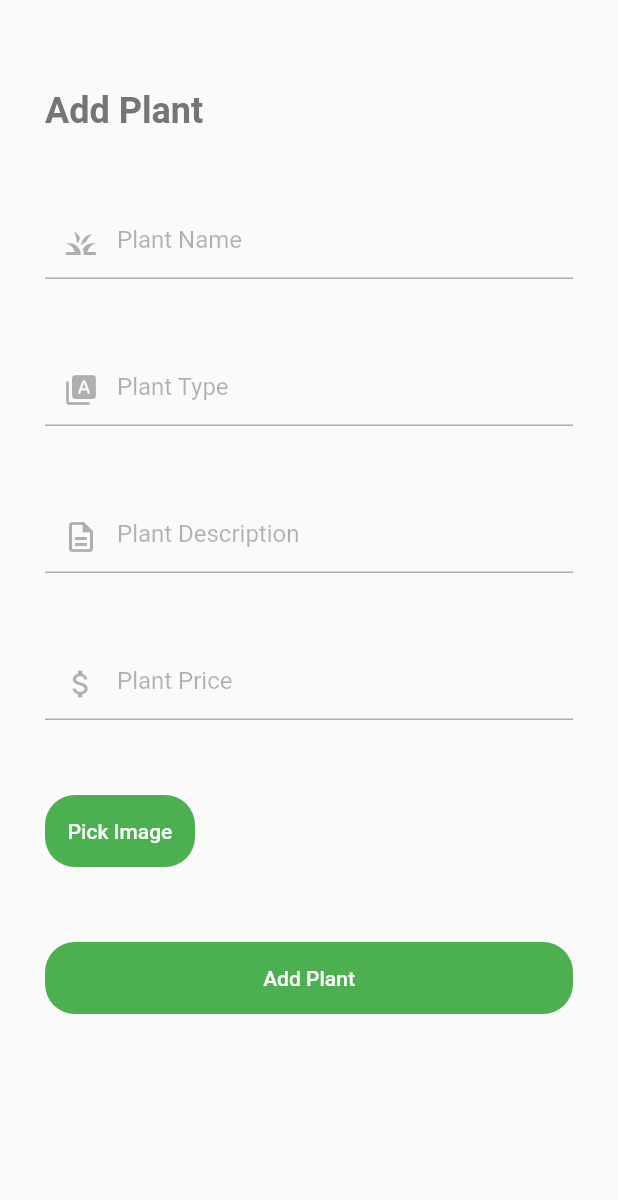
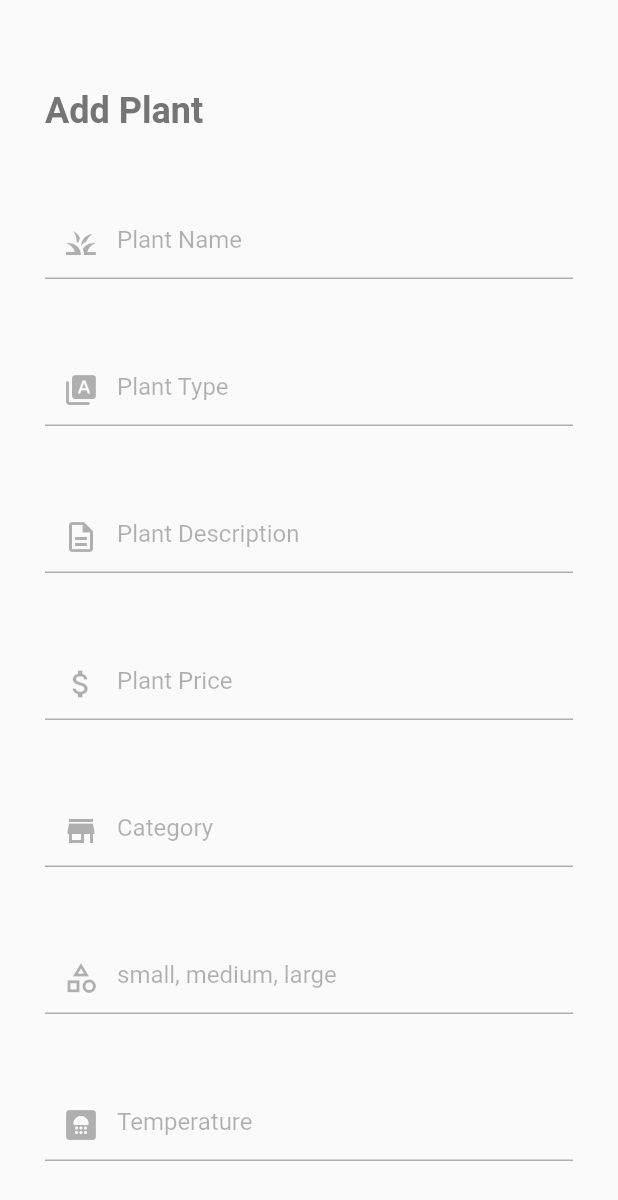
Before and after one commit to Aswin-S25/plants, a Flutter app: the AddPlant screen opened directly, on a phone screen of 412 x 824 dp. Shown: the top 1200 px of the screen. Run offline on Flutter 3.47's test engine with Material 2 defaults, Android fonts, the phone set to English and light mode, and no system bars; our stand-ins replace animated_bottom_navigation_bar, cloud_firestore, firebase_auth, firebase_core, firebase_storage, image_picker and 1 more; accounts and stored records are empty.

```diff
--- a/lib/models/plants.dart
+++ b/lib/models/plants.dart
@@ -1,5 +1,14 @@
+import 'dart:developer';
+
+import 'package:cloud_firestore/cloud_firestore.dart';
+import 'package:flutter/material.dart';
+import 'package:page_transition/page_transition.dart';
+import 'package:plant/ui/screens/widgets/plant_widget.dart';
+
+import '../ui/screens/detail_page.dart';
+
 class Plant {
-  final int plantId;
+  late  int plantId;
   final int price;
   final String size;
   final double rating;
@@ -9,11 +18,11 @@ class Plant {
   final String plantName;
   final String imageURL;
   bool isFavorated;
-  final String decription;
+  final String description;
   bool isSelected;
 
-  Plant(
-      {required this.plantId,
+  Plant({
+    required this.plantId,
     required this.price,
     required this.category,
     required this.plantName,
@@ -23,10 +32,10 @@ class Plant {
     required this.temperature,
     required this.imageURL,
     required this.isFavorated,
-        required this.decription,
-        required this.isSelected});
+    required this.description,
+    required this.isSelected,
+  });
 
-  //List of Plants data
   static List<Plant> plantList = [
     Plant(
         plantId: 0,
@@ -37,9 +46,10 @@ class Plant {
         rating: 4.5,
         humidity: 34,
         temperature: '23 - 34',
-        imageURL: 'assets/images/plant-one.png',
+        imageURL:
+            'https://firebasestorage.googleapis.com/v0/b/plant-flutter.appspot.com/o/plants%2F07d05863-5a2f-4bdf-8532-5a888c9c97c2?alt=media&token=12fd70c9-8815-4596-9500-20640518410c',
         isFavorated: true,
-        decription:
+        description:
             'This plant is one of the best plant. It grows in most of the regions in the world and can survive'
             'even the harshest weather condition.',
         isSelected: false),
@@ -52,9 +62,10 @@ class Plant {
         rating: 4.8,
         humidity: 56,
         temperature: '19 - 22',
-        imageURL: 'assets/images/plant-two.png',
+        imageURL:
+            'https://firebasestorage.googleapis.com/v0/b/plant-flutter.appspot.com/o/plants%2F07d05863-5a2f-4bdf-8532-5a888c9c97c2?alt=media&token=12fd70c9-8815-4596-9500-20640518410c',
         isFavorated: false,
-        decription:
+        description:
             'This plant is one of the best plant. It grows in most of the regions in the world and can survive'
             'even the harshest weather condition.',
         isSelected: false),
@@ -67,9 +78,10 @@ class Plant {
         rating: 4.7,
         humidity: 34,
         temperature: '22 - 25',
-        imageURL: 'assets/images/plant-three.png',
+        imageURL:
+            'https://firebasestorage.googleapis.com/v0/b/plant-flutter.appspot.com/o/plants%2F07d05863-5a2f-4bdf-8532-5a888c9c97c2?alt=media&token=12fd70c9-8815-4596-9500-20640518410c',
         isFavorated: false,
-        decription:
+        description:
             'This plant is one of the best plant. It grows in most of the regions in the world and can survive'
             'even the harshest weather condition.',
         isSelected: false),
@@ -82,9 +94,10 @@ class Plant {
         rating: 4.5,
         humidity: 35,
         temperature: '23 - 28',
-        imageURL: 'assets/images/plant-one.png',
+        imageURL:
+            'https://firebasestorage.googleapis.com/v0/b/plant-flutter.appspot.com/o/plants%2F07d05863-5a2f-4bdf-8532-5a888c9c97c2?alt=media&token=12fd70c9-8815-4596-9500-20640518410c',
         isFavorated: false,
-        decription:
+        description:
             'This plant is one of the best plant. It grows in most of the regions in the world and can survive'
             'even the harshest weather condition.',
         isSelected: false),
@@ -97,83 +110,94 @@ class Plant {
         rating: 4.1,
         humidity: 66,
         temperature: '12 - 16',
-        imageURL: 'assets/images/plant-four.png',
+        imageURL:
+            'https://firebasestorage.googleapis.com/v0/b/plant-flutter.appspot.com/o/plants%2F07d05863-5a2f-4bdf-8532-5a888c9c97c2?alt=media&token=12fd70c9-8815-4596-9500-20640518410c',
         isFavorated: true,
-        decription:
-        'This plant is one of the best plant. It grows in most of the regions in the world and can survive'
-            'even the harshest weather condition.',
-        isSelected: false),
-    Plant(
-        plantId: 5,
-        price: 24,
-        category: 'Outdoor',
-        plantName: 'Meadow Sage',
-        size: 'Medium',
-        rating: 4.4,
-        humidity: 36,
-        temperature: '15 - 18',
-        imageURL: 'assets/images/plant-five.png',
-        isFavorated: false,
-        decription:
-        'This plant is one of the best plant. It grows in most of the regions in the world and can survive'
-            'even the harshest weather condition.',
-        isSelected: false),
-    Plant(
-        plantId: 6,
-        price: 19,
-        category: 'Garden',
-        plantName: 'Plumbago',
-        size: 'Small',
-        rating: 4.2,
-        humidity: 46,
-        temperature: '23 - 26',
-        imageURL: 'assets/images/plant-six.png',
-        isFavorated: false,
-        decription:
-        'This plant is one of the best plant. It grows in most of the regions in the world and can survive'
-            'even the harshest weather condition.',
-        isSelected: false),
-    Plant(
-        plantId: 7,
-        price: 23,
-        category: 'Garden',
-        plantName: 'Tritonia',
-        size: 'Medium',
-        rating: 4.5,
-        humidity: 34,
-        temperature: '21 - 24',
-        imageURL: 'assets/images/plant-seven.png',
-        isFavorated: false,
-        decription:
-        'This plant is one of the best plant. It grows in most of the regions in the world and can survive'
-            'even the harshest weather condition.',
-        isSelected: false),
-    Plant(
-        plantId: 8,
-        price: 46,
-        category: 'Recommended',
-        plantName: 'Tritonia',
-        size: 'Medium',
-        rating: 4.7,
-        humidity: 46,
-        temperature: '21 - 25',
-        imageURL: 'assets/images/plant-eight.png',
-        isFavorated: false,
-        decription:
+        description:
             'This plant is one of the best plant. It grows in most of the regions in the world and can survive'
             'even the harshest weather condition.',
         isSelected: false),
   ];
 
-  //Get the favorated items
-  static List<Plant> getFavoritedPlants(){
+  static void updatePlantList(List<Plant> newList) {
+    for (int i = 0; i < newList.length; i++) {
+      newList[i].plantId = plantList.length ;
+      plantList.add(newList[i]);
+    }
+  }
+
+  static List<Plant> getFavoritedPlants() {
     List<Plant> _travelList = Plant.plantList;
     return _travelList.where((element) => element.isFavorated == true).toList();
   }
 
-  //Get the cart items
-  static List<Plant> addedToCartPlants(){
+  static List<Plant> addedToCartPlants() {
     List<Plant> _selectedPlants = Plant.plantList;
-    return _selectedPlants.where((element) => element.isSelected == true).toList();
+    return _selectedPlants
+        .where((element) => element.isSelected == true)
+        .toList();
   }
 }
+
+class Addplant extends StatelessWidget {
+  const Addplant({Key? key}) : super(key: key);
+
+  @override
+  Widget build(BuildContext context) {
+    return Scaffold(
+      body: StreamBuilder<QuerySnapshot<Map<String, dynamic>>>(
+        stream: FirebaseFirestore.instance.collection('plants').snapshots(),
+        builder: (context, snapshot) {
+          if (snapshot.hasData) {
+            QuerySnapshot<Map<String, dynamic>> querySnapshot = snapshot.data!;
+            List<QueryDocumentSnapshot<Map<String, dynamic>>> documents =
+                querySnapshot.docs;
+
+            List<Plant> updatedPlantList = documents.map((doc) {
+              Map<String, dynamic> data = doc.data();
+              int id = Plant.plantList.length;
+              return Plant(
+                plantId: id,
+                price: data['price'],
+                category: data['category'] as String,
+                plantName: data['name'] as String,
+                size: data['size'] as String,
+                rating: 4.5,
+                humidity: 36,
+                temperature: data['temperature'] as String,
+                imageURL: data['url'] as String,
+                isFavorated: false,
+                description: data['description'] as String,
+                isSelected: false,
+              );
+            }).toList();
+
+            Plant.updatePlantList(updatedPlantList);
+
+            log('${Plant.plantList.length.toString()} plants found');
+
+            return ListView.builder(
+                itemCount: Plant.plantList.length,
+                scrollDirection: Axis.vertical,
+                physics: const BouncingScrollPhysics(),
+                itemBuilder: (BuildContext context, int index) {
+                  return GestureDetector(
+                      onTap: () {
+                        Navigator.push(
+                            context,
+                            PageTransition(
+                                child: DetailPage(
+                                    plantId: Plant.plantList[index].plantId),
+                                type: PageTransitionType.bottomToTop));
+                      },
+                      child: PlantWidget(
+                          index: index, plantList: Plant.plantList));
+                });
+          }
+
+          return const Center(child: CircularProgressIndicator());
+        },
+      ),
+    );
+  }
+}
--- a/lib/ui/scan_page.dart
+++ b/lib/ui/scan_page.dart
@@ -3,11 +3,9 @@ import 'dart:io';
 
 import 'package:cloud_firestore/cloud_firestore.dart';
 import 'package:firebase_auth/firebase_auth.dart';
-import 'package:firebase_core/firebase_core.dart';
 import 'package:firebase_storage/firebase_storage.dart';
 import 'package:flutter/material.dart';
 import 'package:flutter/src/widgets/framework.dart';
-import 'package:flutter/src/widgets/placeholder.dart';
 import 'package:image_picker/image_picker.dart';
 import 'package:plant/ui/screens/widgets/custom_textfield.dart';
 import 'package:uuid/uuid.dart';
@@ -27,6 +25,14 @@ class _AddPlantState extends State<AddPlant> {
   final TextEditingController _plantTypeController = TextEditingController();
   final TextEditingController _plantDescriptionController =
       TextEditingController();
+
+  final TextEditingController _plantCategoryController =
+      TextEditingController();
+  final TextEditingController _plantSizeController = TextEditingController();
+  final TextEditingController _plantTemperatureController =
+      TextEditingController();
+
+
   final TextEditingController _plantPriceController = TextEditingController();
 
   @override
@@ -85,6 +91,33 @@ class _AddPlantState extends State<AddPlant> {
                       obscureText: false,
                       hintText: "Plant Price",
                       controller: _plantPriceController,
+                    ),
+
+                    const SizedBox(height: 50),
+
+                    CustomTextfield(
+                      icon: Icons.store_mall_directory,
+                      obscureText: false,
+                      hintText: "Category",
+                      controller: _plantCategoryController,
+                    ),
+
+                    const SizedBox(height: 50),
+
+                    CustomTextfield(
+                      icon: Icons.category_outlined,
+                      obscureText: false,
+                      hintText: "small, medium, large",
+                      controller: _plantSizeController,
+                    ),
+
+                    const SizedBox(height: 50),
+
+                    CustomTextfield(
+                      icon: Icons.bathroom_rounded,
+                      obscureText: false,
+                      hintText: "Temperature",
+                      controller: _plantTemperatureController,
                     ),
 
                     const SizedBox(height: 50),
@@ -179,15 +212,20 @@ class _AddPlantState extends State<AddPlant> {
       String type = _plantTypeController.text;
       String description = _plantDescriptionController.text;
       String price = _plantPriceController.text;
-      String image = _image.path.toString();
+      String category = _plantCategoryController.text;
+      String size = _plantSizeController.text;
+      String temperature = _plantTemperatureController.text;
       log(_imageUrl);
 
       FirebaseFirestore.instance.collection('plants').add({
         'name': name,
         'type': type,
         'description': description,
-        'price': price,
+        'price': int.parse(price),
         'url' : _imageUrl,
+        'category': category,
+        'size': size,
+        'temperature': temperature,
       }).then((DocumentReference document) async {
         // Get the ID of the added document
         String plantId = document.id;
--- a/lib/ui/screens/detail_page.dart
+++ b/lib/ui/screens/detail_page.dart
@@ -99,7 +99,7 @@ class _DetailPageState extends State<DetailPage> {
                     left: 0,
                     child: SizedBox(
                       height: 350,
-                      child: Image.asset(_plantList[widget.plantId].imageURL),
+                      child: Image.network(_plantList[widget.plantId].imageURL),
                     ),
                   ),
                   Positioned(
@@ -202,7 +202,7 @@ class _DetailPageState extends State<DetailPage> {
                   ),
                   Expanded(
                     child: Text(
-                      _plantList[widget.plantId].decription,
+                      _plantList[widget.plantId].description,
                       textAlign: TextAlign.justify,
                       style: TextStyle(
                         height: 1.5,
--- a/lib/ui/screens/signin_page.dart
+++ b/lib/ui/screens/signin_page.dart
@@ -1,12 +1,10 @@
 import 'package:firebase_auth/firebase_auth.dart';
 import 'package:flutter/material.dart';
 import 'package:plant/constants.dart';
-import 'package:plant/models/plants.dart';
 import 'package:plant/ui/root_page.dart';
 import 'package:plant/ui/screens/forgot_password.dart';
 import 'package:plant/ui/screens/signup_page.dart';
 import 'package:plant/ui/screens/widgets/custom_textfield.dart';
-import 'package:plant/ui/screens/widgets/plant_widget.dart';
 import 'package:page_transition/page_transition.dart';
 
 class SignIn extends StatelessWidget {
--- a/lib/ui/screens/widgets/plant_widget.dart
+++ b/lib/ui/screens/widgets/plant_widget.dart
@@ -59,7 +59,7 @@ class PlantWidget extends StatelessWidget {
                   child: SizedBox(
                     height: 80.0,
                     child:
-                    Image.asset(plantList[index].imageURL),
+                    Image.network(plantList[index].imageURL),
                   ),
                 ),
                 Positioned(
--- a/pubspec.yaml
+++ b/pubspec.yaml
@@ -19,7 +19,7 @@ publish_to: 'none' # Remove this line if you wish to publish to pub.dev
 version: 1.0.0+1
 
 environment:
-  sdk: '>=2.19.3 <3.0.0'
+  sdk: '>=2.12.3 <3.0.7'
 
 # Dependencies specify other packages that your package needs in order to work.
 # To automatically upgrade your package dependencies to the latest versions
@@ -32,7 +32,6 @@ dependencies:
     sdk: flutter
 
   animated_bottom_navigation_bar: ^0.3.3
-  flutter_icons: ^1.1.0
   page_transition: ^2.0.5
   image_picker: ^1.0.0
   firebase_core: ^2.14.0
```
Also changed, not shown: lib/ui/screens/home_page.dart (+22 -12 lines), pubspec.lock, 1 other file. Lines whose indentation alone changed are shown as unchanged.
